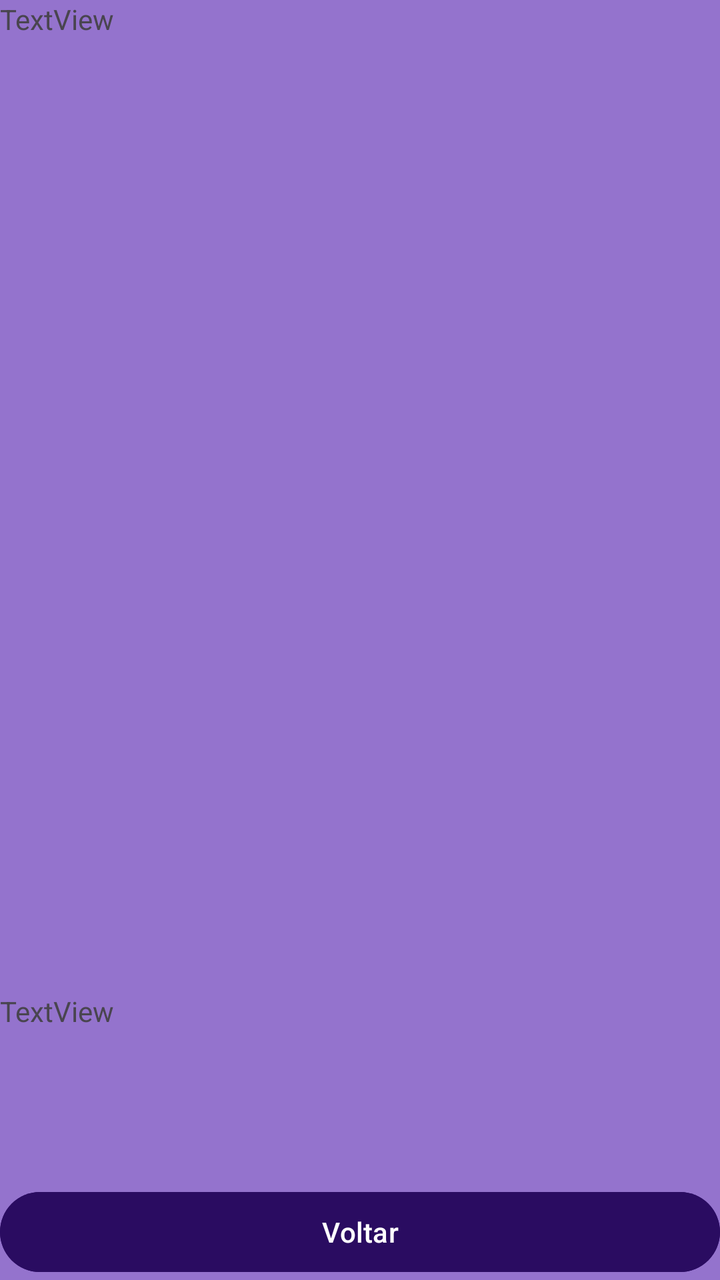
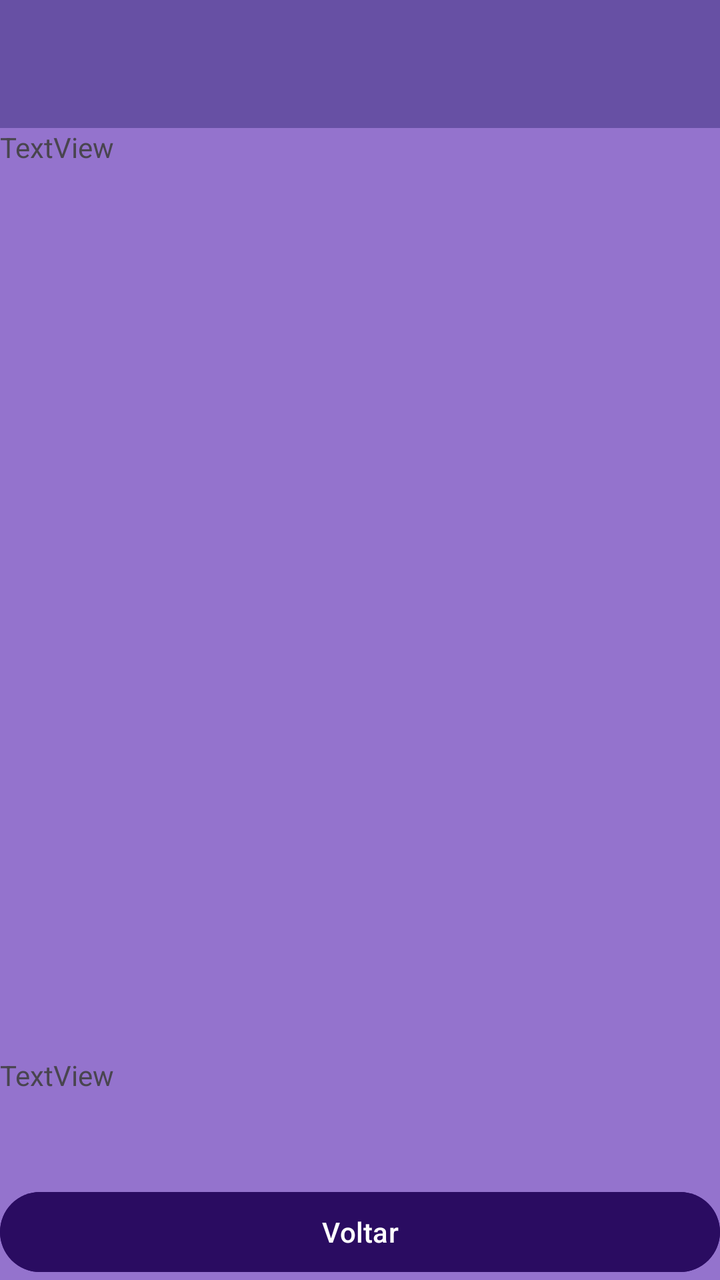

Screens rendered from an Android XML layout before and after an edit, with the pre-edit source and the edit as a unified diff.
<!-- AndroidManifest.xml: application theme Theme.ProjetoPDMII -->
<!-- res/layout/activity_tela03.xml -->
<?xml version="1.0" encoding="utf-8"?>
<LinearLayout xmlns:android="http://schemas.android.com/apk/res/android"
    xmlns:app="http://schemas.android.com/apk/res-auto"
    xmlns:tools="http://schemas.android.com/tools"
    android:id="@+id/iddrawer"
    android:layout_width="match_parent"
    android:layout_height="match_parent"
    android:background="#B1673AB7"
    android:orientation="vertical"
    tools:context=".Tela03">

    <LinearLayout
        android:layout_width="match_parent"
        android:layout_height="wrap_content"
        android:layout_weight="0.2"
        android:orientation="horizontal">

        <TextView
            android:id="@+id/textView7"
            android:layout_width="wrap_content"
            android:layout_height="wrap_content"
            android:layout_weight="1"
            android:text="TextView" />
    </LinearLayout>

    <androidx.viewpager2.widget.ViewPager2
        android:id="@+id/viewpager"
        android:layout_width="match_parent"
        android:layout_height="400dp">

    </androidx.viewpager2.widget.ViewPager2>

    <ScrollView
        android:layout_width="match_parent"
        android:layout_height="wrap_content"
        android:layout_weight="0.2">

        <LinearLayout
            android:layout_width="match_parent"
            android:layout_height="wrap_content"
            android:orientation="horizontal">

            <TextView
                android:id="@+id/textView6"
                android:layout_width="match_parent"
                android:layout_height="wrap_content"
                android:text="TextView" />
        </LinearLayout>
    </ScrollView>

    <Button
        android:id="@+id/button"
        android:layout_width="match_parent"
        android:layout_height="wrap_content"
        android:backgroundTint="#2A0C61"
        android:gravity="center"
        android:text="Voltar" />

</LinearLayout>
<!-- resources referenced by this layout -->
<resources>
  <style name="Theme.ProjetoPDMII" parent="Base.Theme.ProjetoPDMII" />
  <style name="Base.Theme.ProjetoPDMII" parent="Theme.Material3.DayNight.NoActionBar">
          
          
      </style>
</resources>

<!-- the commit's change to res/layout/activity_tela03.xml (unified diff, before → after) -->
@@ -1,8 +1,8 @@
 <?xml version="1.0" encoding="utf-8"?>
-<LinearLayout xmlns:android="http://schemas.android.com/apk/res/android"
+<androidx.drawerlayout.widget.DrawerLayout xmlns:android="http://schemas.android.com/apk/res/android"
     xmlns:app="http://schemas.android.com/apk/res-auto"
     xmlns:tools="http://schemas.android.com/tools"
-    android:id="@+id/iddrawer"
+    android:id="@+id/iddrawer3"
     android:layout_width="match_parent"
     android:layout_height="match_parent"
     android:background="#B1673AB7"
@@ -10,50 +10,105 @@
     tools:context=".Tela03">
 
     <LinearLayout
+        android:id="@+id/linear3"
         android:layout_width="match_parent"
-        android:layout_height="wrap_content"
-        android:layout_weight="0.2"
-        android:orientation="horizontal">
+        android:layout_height="match_parent"
+        android:layout_weight="1"
+        android:orientation="vertical">
 
-        <TextView
-            android:id="@+id/textView7"
-            android:layout_width="wrap_content"
+        <androidx.appcompat.widget.Toolbar
+            android:id="@+id/toolbar4"
+            android:layout_width="match_parent"
             android:layout_height="wrap_content"
-            android:layout_weight="1"
-            android:text="TextView" />
-    </LinearLayout>
-
-    <androidx.viewpager2.widget.ViewPager2
-        android:id="@+id/viewpager"
-        android:layout_width="match_parent"
-        android:layout_height="400dp">
-
-    </androidx.viewpager2.widget.ViewPager2>
-
-    <ScrollView
-        android:layout_width="match_parent"
-        android:layout_height="wrap_content"
-        android:layout_weight="0.2">
+            android:background="?attr/colorPrimary"
+            android:minHeight="?attr/actionBarSize"
+            android:theme="?attr/actionBarTheme" />
 
         <LinearLayout
             android:layout_width="match_parent"
             android:layout_height="wrap_content"
+            android:layout_weight="0.2"
             android:orientation="horizontal">
 
             <TextView
-                android:id="@+id/textView6"
+                android:id="@+id/textView7"
+                android:layout_width="wrap_content"
+                android:layout_height="wrap_content"
+                android:layout_weight="1"
+                android:text="TextView" />
+        </LinearLayout>
+
+        <androidx.viewpager2.widget.ViewPager2
+            android:id="@+id/viewpager"
+            android:layout_width="match_parent"
+            android:layout_height="400dp">
+
+        </androidx.viewpager2.widget.ViewPager2>
+
+        <ScrollView
+            android:layout_width="match_parent"
+            android:layout_height="wrap_content"
+            android:layout_weight="0.2">
+
+            <LinearLayout
                 android:layout_width="match_parent"
                 android:layout_height="wrap_content"
-                android:text="TextView" />
-        </LinearLayout>
-    </ScrollView>
+                android:orientation="horizontal">
 
-    <Button
-        android:id="@+id/button"
+                <TextView
+                    android:id="@+id/textView6"
+                    android:layout_width="match_parent"
+                    android:layout_height="wrap_content"
+                    android:text="TextView" />
+            </LinearLayout>
+        </ScrollView>
+
+        <Button
+            android:id="@+id/button"
+            android:layout_width="match_parent"
+            android:layout_height="wrap_content"
+            android:backgroundTint="#2A0C61"
+            android:gravity="center"
+            android:text="Voltar" />
+    </LinearLayout>
+
+    <com.google.android.material.navigation.NavigationView
+        android:id="@+id/nv3"
+        android:layout_width="match_parent"
+        android:layout_height="match_parent"
+        android:layout_gravity="start"
+        android:layout_weight="1"
+        app:headerLayout="@layout/cabecalho"
+        app:menu="@menu/menudrawer" />
+
+</androidx.drawerlayout.widget.DrawerLayout>
+<!-- res/layout/cabecalho.xml (included above) -->
+<?xml version="1.0" encoding="utf-8"?>
+<LinearLayout xmlns:android="http://schemas.android.com/apk/res/android"
+    xmlns:app="http://schemas.android.com/apk/res-auto"
+    android:layout_width="match_parent"
+    android:layout_height="180dp"
+    android:background="#9D5C9B"
+    android:gravity="bottom"
+    android:orientation="vertical"
+    android:padding="10dp">
+
+    <ImageView
+        android:id="@+id/imageView2"
         android:layout_width="match_parent"
         android:layout_height="wrap_content"
-        android:backgroundTint="#2A0C61"
-        android:gravity="center"
-        android:text="Voltar" />
+        app:srcCompat="@drawable/account_circle_48px" />
 
+    <TextView
+        android:id="@+id/textView9"
+        android:layout_width="match_parent"
+        android:layout_height="wrap_content"
+        android:text="@string/nome" />
+
+
+    <TextView
+        android:id="@+id/textView10"
+        android:layout_width="match_parent"
+        android:layout_height="wrap_content"
+        android:text="@string/email" />
 </LinearLayout>
<!-- resource entries referenced after the edit -->
@@ -1,5 +1,18 @@
 <!-- resources referenced by this layout -->
 <resources>
+  <!-- drawable account_circle_48px (drawable) -->
+  <vector xmlns:android="http://schemas.android.com/apk/res/android"
+      android:width="48dp"
+      android:height="48dp"
+      android:viewportWidth="960"
+      android:viewportHeight="960"
+      android:tint="?attr/colorControlNormal">
+    <path
+        android:fillColor="@android:color/white"
+        android:pathData="M222,705Q285,661 347,637.5Q409,614 480,614Q551,614 613.5,637.5Q676,661 739,705Q783,651 801.5,596Q820,541 820,480Q820,335 722.5,237.5Q625,140 480,140Q335,140 237.5,237.5Q140,335 140,480Q140,541 159,596Q178,651 222,705ZM382.5,470.5Q343,431 343,373Q343,315 382.5,275.5Q422,236 480,236Q538,236 577.5,275.5Q617,315 617,373Q617,431 577.5,470.5Q538,510 480,510Q422,510 382.5,470.5ZM480,880Q398,880 325,848.5Q252,817 197.5,762.5Q143,708 111.5,635Q80,562 80,480Q80,397 111.5,324.5Q143,252 197.5,197.5Q252,143 325,111.5Q398,80 480,80Q563,80 635.5,111.5Q708,143 762.5,197.5Q817,252 848.5,324.5Q880,397 880,480Q880,562 848.5,635Q817,708 762.5,762.5Q708,817 635.5,848.5Q563,880 480,880ZM587.5,804Q640,788 691,748Q640,712 587,693Q534,674 480,674Q426,674 373,693Q320,712 269,748Q320,788 372.5,804Q425,820 480,820Q535,820 587.5,804ZM535.5,428.5Q557,407 557,373Q557,339 535.5,317.5Q514,296 480,296Q446,296 424.5,317.5Q403,339 403,373Q403,407 424.5,428.5Q446,450 480,450Q514,450 535.5,428.5ZM480,373Q480,373 480,373Q480,373 480,373Q480,373 480,373Q480,373 480,373Q480,373 480,373Q480,373 480,373Q480,373 480,373Q480,373 480,373ZM480,747Q480,747 480,747Q480,747 480,747Q480,747 480,747Q480,747 480,747Q480,747 480,747Q480,747 480,747Q480,747 480,747Q480,747 480,747Z"/>
+  </vector>
+  <string name="email">hihi.jackson@alunos.ifsuldeminas.edu.br</string>
+  <string name="nome">Sra Hihi</string>
   <style name="Theme.ProjetoPDMII" parent="Base.Theme.ProjetoPDMII" />
   <style name="Base.Theme.ProjetoPDMII" parent="Theme.Material3.DayNight.NoActionBar">
           
